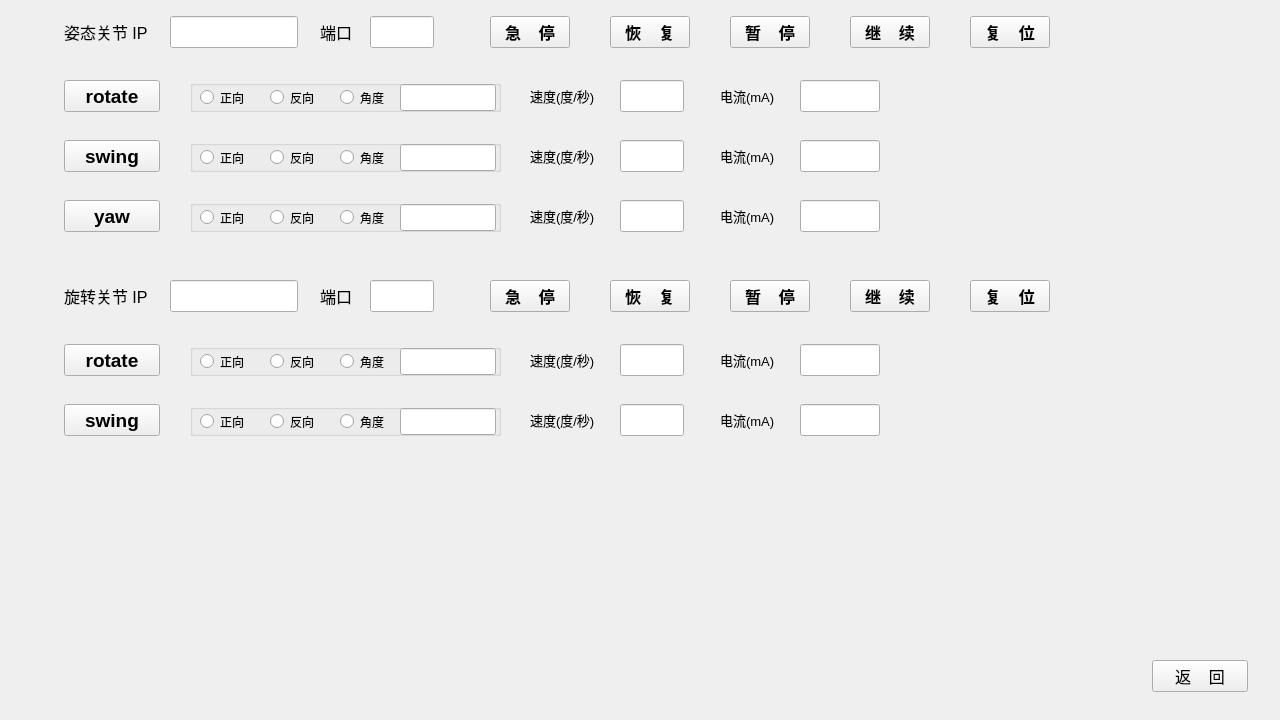
RoundBridge/Qt, file Debugger/operate_joint.ui: the form before one commit.
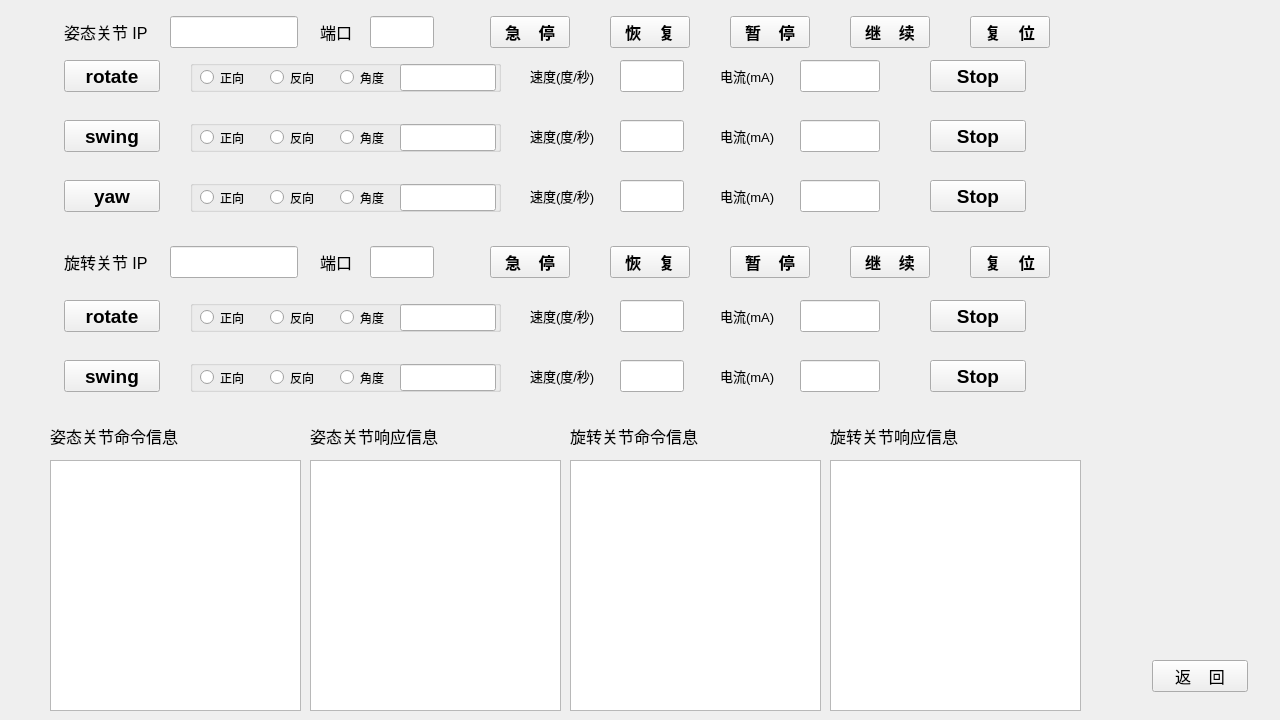
The form after the commit.

Commit message: 保存姿态关节相关代码

The edit to the form file:
```diff
--- a/Debugger/operate_joint.ui
+++ b/Debugger/operate_joint.ui
@@ -215,7 +215,7 @@
    <property name="geometry">
     <rect>
      <x>64</x>
-     <y>80</y>
+     <y>60</y>
      <width>96</width>
      <height>32</height>
     </rect>
@@ -234,7 +234,7 @@
    <property name="geometry">
     <rect>
      <x>190</x>
-     <y>80</y>
+     <y>60</y>
      <width>311</width>
      <height>32</height>
     </rect>
@@ -296,7 +296,7 @@
    <property name="geometry">
     <rect>
      <x>530</x>
-     <y>80</y>
+     <y>60</y>
      <width>96</width>
      <height>32</height>
     </rect>
@@ -314,7 +314,7 @@
    <property name="geometry">
     <rect>
      <x>620</x>
-     <y>80</y>
+     <y>60</y>
      <width>64</width>
      <height>32</height>
     </rect>
@@ -329,7 +329,7 @@
    <property name="geometry">
     <rect>
      <x>720</x>
-     <y>80</y>
+     <y>60</y>
      <width>90</width>
      <height>32</height>
     </rect>
@@ -347,7 +347,7 @@
    <property name="geometry">
     <rect>
      <x>800</x>
-     <y>80</y>
+     <y>60</y>
      <width>80</width>
      <height>32</height>
     </rect>
@@ -362,7 +362,7 @@
    <property name="geometry">
     <rect>
      <x>720</x>
-     <y>140</y>
+     <y>120</y>
      <width>90</width>
      <height>32</height>
     </rect>
@@ -380,7 +380,7 @@
    <property name="geometry">
     <rect>
      <x>800</x>
-     <y>140</y>
+     <y>120</y>
      <width>80</width>
      <height>32</height>
     </rect>
@@ -395,7 +395,7 @@
    <property name="geometry">
     <rect>
      <x>190</x>
-     <y>140</y>
+     <y>120</y>
      <width>311</width>
      <height>32</height>
     </rect>
@@ -457,7 +457,7 @@
    <property name="geometry">
     <rect>
      <x>64</x>
-     <y>140</y>
+     <y>120</y>
      <width>96</width>
      <height>32</height>
     </rect>
@@ -476,7 +476,7 @@
    <property name="geometry">
     <rect>
      <x>530</x>
-     <y>140</y>
+     <y>120</y>
      <width>96</width>
      <height>32</height>
     </rect>
@@ -494,7 +494,7 @@
    <property name="geometry">
     <rect>
      <x>620</x>
-     <y>140</y>
+     <y>120</y>
      <width>64</width>
      <height>32</height>
     </rect>
@@ -509,7 +509,7 @@
    <property name="geometry">
     <rect>
      <x>720</x>
-     <y>200</y>
+     <y>180</y>
      <width>90</width>
      <height>32</height>
     </rect>
@@ -527,7 +527,7 @@
    <property name="geometry">
     <rect>
      <x>530</x>
-     <y>200</y>
+     <y>180</y>
      <width>96</width>
      <height>32</height>
     </rect>
@@ -545,7 +545,7 @@
    <property name="geometry">
     <rect>
      <x>800</x>
-     <y>200</y>
+     <y>180</y>
      <width>80</width>
      <height>32</height>
     </rect>
@@ -560,7 +560,7 @@
    <property name="geometry">
     <rect>
      <x>64</x>
-     <y>200</y>
+     <y>180</y>
      <width>96</width>
      <height>32</height>
     </rect>
@@ -579,7 +579,7 @@
    <property name="geometry">
     <rect>
      <x>190</x>
-     <y>200</y>
+     <y>180</y>
      <width>311</width>
      <height>32</height>
     </rect>
@@ -641,7 +641,7 @@
    <property name="geometry">
     <rect>
      <x>620</x>
-     <y>200</y>
+     <y>180</y>
      <width>64</width>
      <height>32</height>
     </rect>
@@ -656,7 +656,7 @@
    <property name="geometry">
     <rect>
      <x>610</x>
-     <y>280</y>
+     <y>246</y>
      <width>80</width>
      <height>32</height>
     </rect>
@@ -678,7 +678,7 @@
    <property name="geometry">
     <rect>
      <x>800</x>
-     <y>404</y>
+     <y>360</y>
      <width>80</width>
      <height>32</height>
     </rect>
@@ -693,7 +693,7 @@
    <property name="geometry">
     <rect>
      <x>730</x>
-     <y>280</y>
+     <y>246</y>
      <width>80</width>
      <height>32</height>
     </rect>
@@ -715,7 +715,7 @@
    <property name="geometry">
     <rect>
      <x>720</x>
-     <y>344</y>
+     <y>300</y>
      <width>90</width>
      <height>32</height>
     </rect>
@@ -733,7 +733,7 @@
    <property name="geometry">
     <rect>
      <x>320</x>
-     <y>280</y>
+     <y>246</y>
      <width>48</width>
      <height>32</height>
     </rect>
@@ -754,7 +754,7 @@
    <property name="geometry">
     <rect>
      <x>64</x>
-     <y>344</y>
+     <y>300</y>
      <width>96</width>
      <height>32</height>
     </rect>
@@ -773,7 +773,7 @@
    <property name="geometry">
     <rect>
      <x>850</x>
-     <y>280</y>
+     <y>246</y>
      <width>80</width>
      <height>32</height>
     </rect>
@@ -795,7 +795,7 @@
    <property name="geometry">
     <rect>
      <x>620</x>
-     <y>404</y>
+     <y>360</y>
      <width>64</width>
      <height>32</height>
     </rect>
@@ -810,7 +810,7 @@
    <property name="geometry">
     <rect>
      <x>620</x>
-     <y>344</y>
+     <y>300</y>
      <width>64</width>
      <height>32</height>
     </rect>
@@ -825,7 +825,7 @@
    <property name="geometry">
     <rect>
      <x>800</x>
-     <y>344</y>
+     <y>300</y>
      <width>80</width>
      <height>32</height>
     </rect>
@@ -840,7 +840,7 @@
    <property name="geometry">
     <rect>
      <x>530</x>
-     <y>404</y>
+     <y>360</y>
      <width>96</width>
      <height>32</height>
     </rect>
@@ -858,7 +858,7 @@
    <property name="geometry">
     <rect>
      <x>490</x>
-     <y>280</y>
+     <y>246</y>
      <width>80</width>
      <height>32</height>
     </rect>
@@ -880,7 +880,7 @@
    <property name="geometry">
     <rect>
      <x>64</x>
-     <y>280</y>
+     <y>246</y>
      <width>108</width>
      <height>32</height>
     </rect>
@@ -901,7 +901,7 @@
    <property name="geometry">
     <rect>
      <x>64</x>
-     <y>404</y>
+     <y>360</y>
      <width>96</width>
      <height>32</height>
     </rect>
@@ -920,7 +920,7 @@
    <property name="geometry">
     <rect>
      <x>170</x>
-     <y>280</y>
+     <y>246</y>
      <width>128</width>
      <height>32</height>
     </rect>
@@ -935,7 +935,7 @@
    <property name="geometry">
     <rect>
      <x>720</x>
-     <y>404</y>
+     <y>360</y>
      <width>90</width>
      <height>32</height>
     </rect>
@@ -953,7 +953,7 @@
    <property name="geometry">
     <rect>
      <x>530</x>
-     <y>344</y>
+     <y>300</y>
      <width>96</width>
      <height>32</height>
     </rect>
@@ -971,7 +971,7 @@
    <property name="geometry">
     <rect>
      <x>970</x>
-     <y>280</y>
+     <y>246</y>
      <width>80</width>
      <height>32</height>
     </rect>
@@ -990,7 +990,7 @@
    <property name="geometry">
     <rect>
      <x>190</x>
-     <y>344</y>
+     <y>300</y>
      <width>311</width>
      <height>32</height>
     </rect>
@@ -1052,7 +1052,7 @@
    <property name="geometry">
     <rect>
      <x>190</x>
-     <y>404</y>
+     <y>360</y>
      <width>311</width>
      <height>32</height>
     </rect>
@@ -1114,7 +1114,7 @@
    <property name="geometry">
     <rect>
      <x>370</x>
-     <y>280</y>
+     <y>246</y>
      <width>64</width>
      <height>32</height>
     </rect>
@@ -1125,6 +1125,225 @@
     </font>
    </property>
   </widget>
+  <widget class="QPushButton" name="rotateAttitudeStop">
+   <property name="geometry">
+    <rect>
+     <x>930</x>
+     <y>60</y>
+     <width>96</width>
+     <height>32</height>
+    </rect>
+   </property>
+   <property name="font">
+    <font>
+     <pointsize>14</pointsize>
+     <bold>true</bold>
+    </font>
+   </property>
+   <property name="text">
+    <string>Stop</string>
+   </property>
+  </widget>
+  <widget class="QPushButton" name="swingAttitudeStop">
+   <property name="geometry">
+    <rect>
+     <x>930</x>
+     <y>120</y>
+     <width>96</width>
+     <height>32</height>
+    </rect>
+   </property>
+   <property name="font">
+    <font>
+     <pointsize>14</pointsize>
+     <bold>true</bold>
+    </font>
+   </property>
+   <property name="text">
+    <string>Stop</string>
+   </property>
+  </widget>
+  <widget class="QPushButton" name="yawAttitudeStop">
+   <property name="geometry">
+    <rect>
+     <x>930</x>
+     <y>180</y>
+     <width>96</width>
+     <height>32</height>
+    </rect>
+   </property>
+   <property name="font">
+    <font>
+     <pointsize>14</pointsize>
+     <bold>true</bold>
+    </font>
+   </property>
+   <property name="text">
+    <string>Stop</string>
+   </property>
+  </widget>
+  <widget class="QPushButton" name="swingJointStop">
+   <property name="geometry">
+    <rect>
+     <x>930</x>
+     <y>360</y>
+     <width>96</width>
+     <height>32</height>
+    </rect>
+   </property>
+   <property name="font">
+    <font>
+     <pointsize>14</pointsize>
+     <bold>true</bold>
+    </font>
+   </property>
+   <property name="text">
+    <string>Stop</string>
+   </property>
+  </widget>
+  <widget class="QPushButton" name="rotateJointStop">
+   <property name="geometry">
+    <rect>
+     <x>930</x>
+     <y>300</y>
+     <width>96</width>
+     <height>32</height>
+    </rect>
+   </property>
+   <property name="font">
+    <font>
+     <pointsize>14</pointsize>
+     <bold>true</bold>
+    </font>
+   </property>
+   <property name="text">
+    <string>Stop</string>
+   </property>
+  </widget>
+  <widget class="QPlainTextEdit" name="aCmdInfo">
+   <property name="geometry">
+    <rect>
+     <x>50</x>
+     <y>460</y>
+     <width>251</width>
+     <height>251</height>
+    </rect>
+   </property>
+  </widget>
+  <widget class="QPlainTextEdit" name="aCmdRespInfo">
+   <property name="geometry">
+    <rect>
+     <x>310</x>
+     <y>460</y>
+     <width>251</width>
+     <height>251</height>
+    </rect>
+   </property>
+  </widget>
+  <widget class="QPlainTextEdit" name="pCmdInfo">
+   <property name="geometry">
+    <rect>
+     <x>570</x>
+     <y>460</y>
+     <width>251</width>
+     <height>251</height>
+    </rect>
+   </property>
+  </widget>
+  <widget class="QPlainTextEdit" name="pCmdRespInfo">
+   <property name="geometry">
+    <rect>
+     <x>830</x>
+     <y>460</y>
+     <width>251</width>
+     <height>251</height>
+    </rect>
+   </property>
+  </widget>
+  <widget class="QLabel" name="aCmdDisp">
+   <property name="geometry">
+    <rect>
+     <x>50</x>
+     <y>420</y>
+     <width>181</width>
+     <height>32</height>
+    </rect>
+   </property>
+   <property name="font">
+    <font>
+     <pointsize>12</pointsize>
+    </font>
+   </property>
+   <property name="lineWidth">
+    <number>1</number>
+   </property>
+   <property name="text">
+    <string>姿态关节命令信息</string>
+   </property>
+  </widget>
+  <widget class="QLabel" name="aRespDisp">
+   <property name="geometry">
+    <rect>
+     <x>310</x>
+     <y>420</y>
+     <width>181</width>
+     <height>32</height>
+    </rect>
+   </property>
+   <property name="font">
+    <font>
+     <pointsize>12</pointsize>
+    </font>
+   </property>
+   <property name="lineWidth">
+    <number>1</number>
+   </property>
+   <property name="text">
+    <string>姿态关节响应信息</string>
+   </property>
+  </widget>
+  <widget class="QLabel" name="jRespDisp">
+   <property name="geometry">
+    <rect>
+     <x>830</x>
+     <y>420</y>
+     <width>181</width>
+     <height>32</height>
+    </rect>
+   </property>
+   <property name="font">
+    <font>
+     <pointsize>12</pointsize>
+    </font>
+   </property>
+   <property name="lineWidth">
+    <number>1</number>
+   </property>
+   <property name="text">
+    <string>旋转关节响应信息</string>
+   </property>
+  </widget>
+  <widget class="QLabel" name="jCmdDisp">
+   <property name="geometry">
+    <rect>
+     <x>570</x>
+     <y>420</y>
+     <width>181</width>
+     <height>32</height>
+    </rect>
+   </property>
+   <property name="font">
+    <font>
+     <pointsize>12</pointsize>
+    </font>
+   </property>
+   <property name="lineWidth">
+    <number>1</number>
+   </property>
+   <property name="text">
+    <string>旋转关节命令信息</string>
+   </property>
+  </widget>
  </widget>
  <resources/>
  <connections/>
```
The commit also changes 9 other files.
